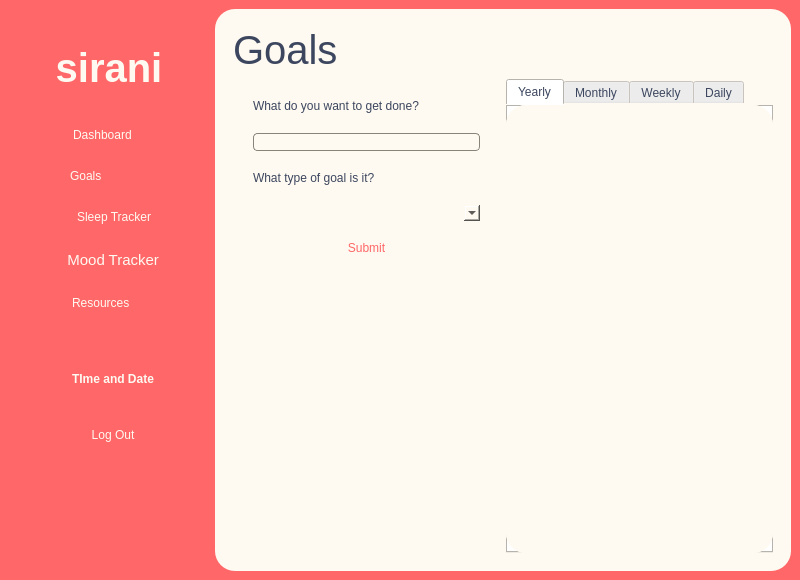
suwubham/sirani, file source_code/homescreen.ui: the form before one commit.
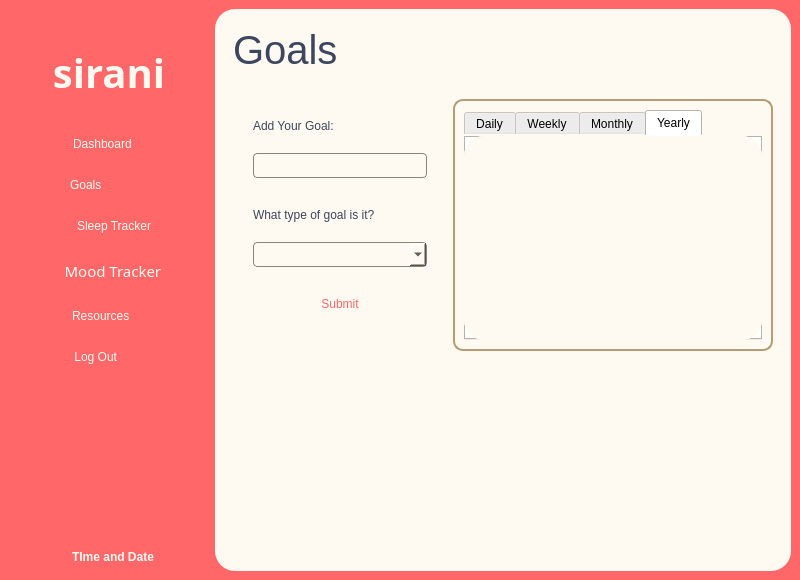
The form after the commit. The open tabs and pages were chosen to show the change. Icons and pictures are not drawn.

```diff
--- a/source_code/homescreen.ui
+++ b/source_code/homescreen.ui
@@ -99,6 +99,7 @@
         <widget class="QLabel" name="Sirani">
          <property name="font">
           <font>
+           <family>FONTSPRING DEMO - Pontiac Black</family>
            <pointsize>30</pointsize>
            <italic>false</italic>
            <bold>true</bold>
@@ -257,6 +258,7 @@
         <widget class="QPushButton" name="MoodTrackerButton">
          <property name="font">
           <font>
+           <family>Foco</family>
            <pointsize>11</pointsize>
            <italic>false</italic>
            <bold>false</bold>
@@ -327,7 +329,7 @@
          </property>
         </widget>
        </item>
-       <item row="12" column="0" colspan="2">
+       <item row="14" column="0" colspan="2">
         <spacer name="horizontalSpacer_7">
          <property name="orientation">
           <enum>Qt::Horizontal</enum>
@@ -335,12 +337,12 @@
          <property name="sizeHint" stdset="0">
           <size>
            <width>40</width>
-           <height>50</height>
+           <height>200</height>
           </size>
          </property>
         </spacer>
        </item>
-       <item row="13" column="1">
+       <item row="15" column="1">
         <widget class="QLabel" name="Clock">
          <property name="font">
           <font>
@@ -362,7 +364,20 @@
          </property>
         </widget>
        </item>
-       <item row="15" column="1">
+       <item row="16" column="1">
+        <spacer name="horizontalSpacer_9">
+         <property name="orientation">
+          <enum>Qt::Horizontal</enum>
+         </property>
+         <property name="sizeHint" stdset="0">
+          <size>
+           <width>40</width>
+           <height>10</height>
+          </size>
+         </property>
+        </spacer>
+       </item>
+       <item row="13" column="0" colspan="2">
         <widget class="QPushButton" name="LogoutButton">
          <property name="styleSheet">
           <string notr="true">
@@ -373,19 +388,29 @@
 font: 11pt &quot;Foco&quot;;}</string>
          </property>
          <property name="text">
-          <string>Log Out</string>
+          <string>   Log Out           </string>
+         </property>
+         <property name="icon">
+          <iconset resource="resource.qrc">
+           <normaloff>:/IMG/logout-07.png</normaloff>:/IMG/logout-07.png</iconset>
+         </property>
+         <property name="iconSize">
+          <size>
+           <width>25</width>
+           <height>25</height>
+          </size>
          </property>
         </widget>
        </item>
-       <item row="14" column="1">
-        <spacer name="horizontalSpacer_9">
+       <item row="12" column="0" colspan="2">
+        <spacer name="horizontalSpacer_21">
          <property name="orientation">
           <enum>Qt::Horizontal</enum>
          </property>
          <property name="sizeHint" stdset="0">
           <size>
            <width>40</width>
-           <height>30</height>
+           <height>15</height>
           </size>
          </property>
         </spacer>
@@ -573,7 +598,7 @@
           </layout>
          </widget>
          <widget class="QWidget" name="Goals">
-          <layout class="QVBoxLayout" name="verticalLayout_8" stretch="0,0">
+          <layout class="QVBoxLayout" name="verticalLayout_8" stretch="0,0,1,1">
            <item>
             <widget class="QLabel" name="GoalTitle">
              <property name="styleSheet">
@@ -585,9 +610,22 @@
             </widget>
            </item>
            <item>
-            <layout class="QHBoxLayout" name="main_div" stretch="5,5">
+            <spacer name="horizontalSpacer_22">
+             <property name="orientation">
+              <enum>Qt::Horizontal</enum>
+             </property>
+             <property name="sizeHint" stdset="0">
+              <size>
+               <width>40</width>
+               <height>20</height>
+              </size>
+             </property>
+            </spacer>
+           </item>
+           <item>
+            <layout class="QHBoxLayout" name="main_div" stretch="2,3">
              <item>
-              <layout class="QVBoxLayout" name="enter_area" stretch="0,0,0,0,0,6">
+              <layout class="QVBoxLayout" name="enter_area" stretch="0,0,0,0,0,0,0,6">
                <property name="spacing">
                 <number>20</number>
                </property>
@@ -610,12 +648,18 @@
 color: rgb(60, 70, 95);</string>
                  </property>
                  <property name="text">
-                  <string>What do you want to get done?</string>
+                  <string>Add Your Goal:</string>
                  </property>
                 </widget>
                </item>
                <item>
                 <widget class="QLineEdit" name="GoalEnterArea">
+                 <property name="minimumSize">
+                  <size>
+                   <width>0</width>
+                   <height>25</height>
+                  </size>
+                 </property>
                  <property name="styleSheet">
                   <string notr="true">border-width: 1px;
      border-style: solid;
@@ -625,6 +669,19 @@
                  </property>
                 </widget>
                </item>
+               <item>
+                <spacer name="horizontalSpacer_23">
+                 <property name="orientation">
+                  <enum>Qt::Horizontal</enum>
+                 </property>
+                 <property name="sizeHint" stdset="0">
+                  <size>
+                   <width>40</width>
+                   <height>10</height>
+                  </size>
+                 </property>
+                </spacer>
+               </item>
                <item>
                 <widget class="QLabel" name="GoalsType">
                  <property name="styleSheet">
@@ -637,7 +694,34 @@
                 </widget>
                </item>
                <item>
-                <widget class="QComboBox" name="comboBox"/>
+                <widget class="QComboBox" name="comboBox">
+                 <property name="minimumSize">
+                  <size>
+                   <width>0</width>
+                   <height>25</height>
+                  </size>
+                 </property>
+                 <property name="styleSheet">
+                  <string notr="true">QComboBox { border-width: 1px;
+     border-style: solid;
+     border-color: #898479;
+border-radius: 4px;
+background-color:#FEFAF1;}</string>
+                 </property>
+                </widget>
+               </item>
+               <item>
+                <spacer name="horizontalSpacer_24">
+                 <property name="orientation">
+                  <enum>Qt::Horizontal</enum>
+                 </property>
+                 <property name="sizeHint" stdset="0">
+                  <size>
+                   <width>40</width>
+                   <height>10</height>
+                  </size>
+                 </property>
+                </spacer>
                </item>
                <item>
                 <widget class="QPushButton" name="GoalsSubmitButton">
@@ -669,58 +753,134 @@
               </layout>
              </item>
              <item>
-              <widget class="QTabWidget" name="tabWidget">
+              <widget class="QFrame" name="frame_6">
                <property name="styleSheet">
-                <string notr="true">font: 800 11pt &quot;Foco&quot;;
-color: rgb(60, 70, 95);</string>
+                <string notr="true">#frame_6{border-width: 2px;
+     border-style: solid;
+     border-color:  #B49D74;
+border-radius: 10px;
+background-color:#FEFAF1;}</string>
                </property>
-               <property name="currentIndex">
-                <number>3</number>
+               <property name="frameShape">
+                <enum>QFrame::StyledPanel</enum>
                </property>
-               <widget class="QWidget" name="Yearly">
-                <attribute name="title">
-                 <string>Yearly</string>
-                </attribute>
-                <layout class="QVBoxLayout" name="verticalLayout_9">
-                 <item>
-                  <widget class="QTableView" name="YearlyGoalsTable"/>
-                 </item>
-                </layout>
-               </widget>
-               <widget class="QWidget" name="Monthly">
-                <attribute name="title">
-                 <string>Monthly</string>
-                </attribute>
-                <layout class="QHBoxLayout" name="horizontalLayout_13">
-                 <item>
-                  <widget class="QTableView" name="MonthlyGoalsTable"/>
-                 </item>
-                </layout>
-               </widget>
-               <widget class="QWidget" name="Weekly">
-                <attribute name="title">
-                 <string>Weekly</string>
-                </attribute>
-                <layout class="QHBoxLayout" name="horizontalLayout_15">
-                 <item>
-                  <widget class="QTableView" name="WeeklyGoalsTable"/>
-                 </item>
-                </layout>
-               </widget>
-               <widget class="QWidget" name="Daily">
-                <attribute name="title">
-                 <string>Daily</string>
-                </attribute>
-                <layout class="QVBoxLayout" name="verticalLayout_10">
-                 <item>
-                  <widget class="QTableView" name="DailyGoalsTable"/>
-                 </item>
-                </layout>
-               </widget>
+               <property name="frameShadow">
+                <enum>QFrame::Raised</enum>
+               </property>
+               <layout class="QVBoxLayout" name="verticalLayout_9">
+                <item>
+                 <widget class="QTabWidget" name="tabWidget">
+                  <property name="currentIndex">
+                   <number>3</number>
+                  </property>
+                  <widget class="QWidget" name="Daily">
+                   <attribute name="title">
+                    <string>Daily</string>
+                   </attribute>
+                   <layout class="QVBoxLayout" name="verticalLayout_10">
+                    <item>
+                     <widget class="QTableView" name="DailyGoalsTable">
+                      <property name="styleSheet">
+                       <string notr="true">  QTableView {
+        background-color: transparent;
+	font: 9pt &quot;Foco&quot;; 
+gridline-color: #b49c73;      
+}
+QHeaderView {font: 800 11pt &quot;Foco&quot;; color:#3C465F}
+QHeaderView::section { background-color:transparent;}
+QTableView QTableCornerButton::section{ background-color:transparent;}</string>
+                      </property>
+                     </widget>
+                    </item>
+                   </layout>
+                  </widget>
+                  <widget class="QWidget" name="Weekly">
+                   <attribute name="title">
+                    <string>Weekly</string>
+                   </attribute>
+                   <layout class="QHBoxLayout" name="horizontalLayout_10">
+                    <item>
+                     <widget class="QTableView" name="WeeklyGoalsTable">
+                      <property name="styleSheet">
+                       <string notr="true">  QTableView {
+        background-color: transparent;
+	font: 9pt &quot;Foco&quot;; 
+gridline-color: #b49c73;      
+}
+QHeaderView {font: 800 11pt &quot;Foco&quot;; color:#3C465F}
+QHeaderView::section { background-color:transparent;}
+QTableView QTableCornerButton::section{ background-color:transparent;}</string>
+                      </property>
+                     </widget>
+                    </item>
+                   </layout>
+                  </widget>
+                  <widget class="QWidget" name="Monthly">
+                   <attribute name="title">
+                    <string>Monthly</string>
+                   </attribute>
+                   <layout class="QHBoxLayout" name="horizontalLayout_7">
+                    <item>
+                     <widget class="QTableView" name="MonthlyGoalsTable">
+                      <property name="styleSheet">
+                       <string notr="true">  QTableView {
+        background-color: transparent;
+	font: 9pt &quot;Foco&quot;; 
+gridline-color: #b49c73;      
+}
+QHeaderView {font: 800 11pt &quot;Foco&quot;; color:#3C465F}
+QHeaderView::section { background-color:transparent;}
+QTableView QTableCornerButton::section{ background-color:transparent;}</string>
+                      </property>
+                     </widget>
+                    </item>
+                   </layout>
+                  </widget>
+                  <widget class="QWidget" name="Yearly">
+                   <attribute name="title">
+                    <string>Yearly</string>
+                   </attribute>
+                   <layout class="QHBoxLayout" name="horizontalLayout_11">
+                    <item>
+                     <widget class="QTableView" name="YearlyGoalsTable">
+                      <property name="styleSheet">
+                       <string notr="true">  QTableView {
+        background-color: transparent;
+	font: 9pt &quot;Foco&quot;; 
+gridline-color: #b49c73;      
+}
+QHeaderView {font: 800 11pt &quot;Foco&quot;; color:#3C465F}
+QHeaderView::section { background-color:transparent;}
+QTableView QTableCornerButton::section{ background-color:transparent;}</string>
+                      </property>
+                     </widget>
+                    </item>
+                   </layout>
+                  </widget>
+                 </widget>
+                </item>
+               </layout>
               </widget>
              </item>
             </layout>
            </item>
+           <item>
+            <widget class="QFrame" name="frame_7">
+             <property name="styleSheet">
+              <string notr="true">background-image: url(:/IMG/goalsbg-05.png);stretch:(0,0);
+background-repeat: repeat-x;
+background-position:bottom;
+</string>
+             </property>
+             <property name="frameShape">
+              <enum>QFrame::StyledPanel</enum>
+             </property>
+             <property name="frameShadow">
+              <enum>QFrame::Raised</enum>
+             </property>
+             <layout class="QVBoxLayout" name="verticalLayout_11"/>
+            </widget>
+           </item>
           </layout>
          </widget>
          <widget class="QWidget" name="Moodtracker">
```
Left out of the diff: 12 changed lines with no effect on the pictures.
